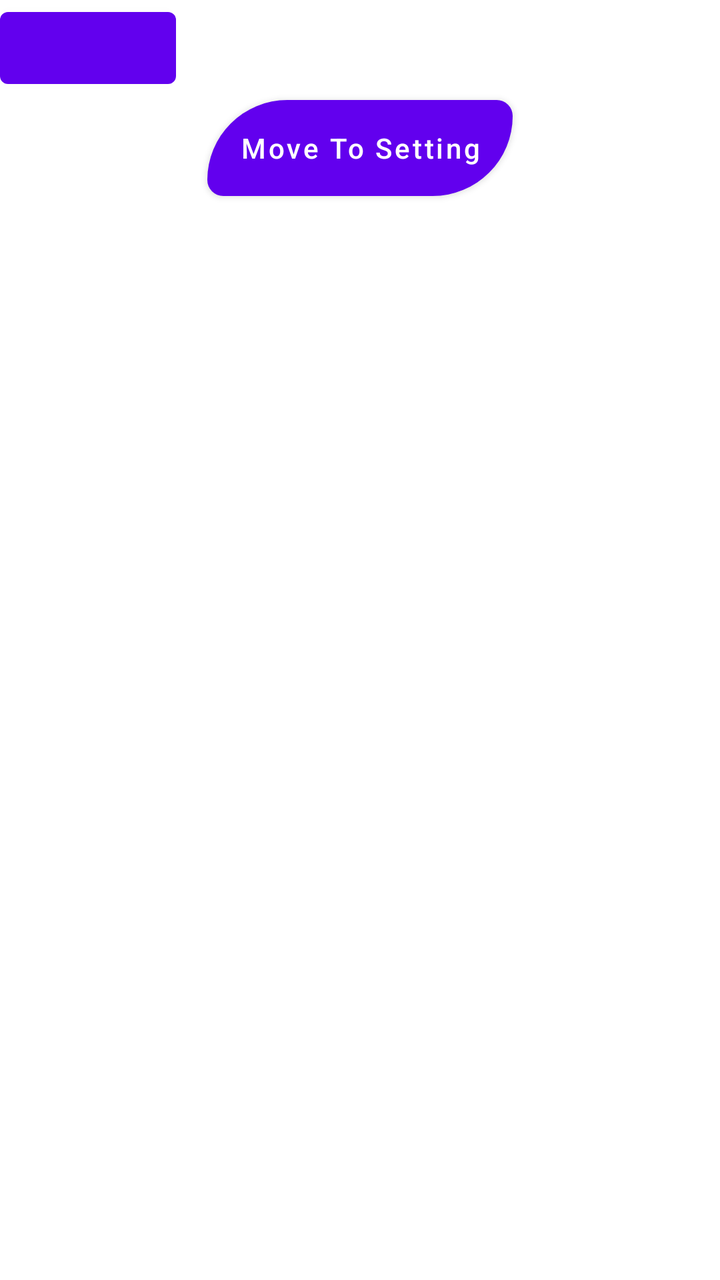
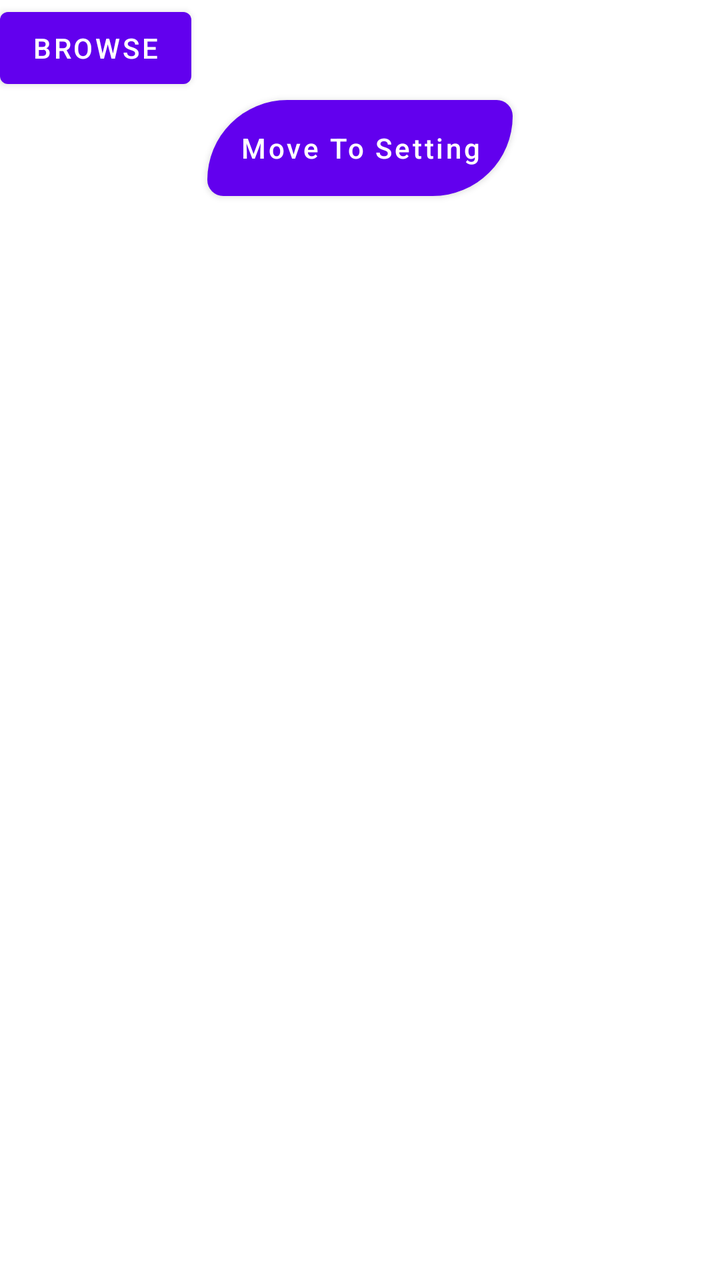

Compare the two renders of this Android layout. The source of the first and the diff that turns it into the second are given below.
<!-- AndroidManifest.xml: application theme Theme.Intent -->
<!-- res/layout/activity_home.xml -->
<?xml version="1.0" encoding="utf-8"?>
<androidx.constraintlayout.widget.ConstraintLayout xmlns:android="http://schemas.android.com/apk/res/android"
    xmlns:app="http://schemas.android.com/apk/res-auto"
    xmlns:tools="http://schemas.android.com/tools"
    android:layout_width="match_parent"
    android:layout_height="match_parent"
    tools:context=".activity.HomeActivity">

    <Button
        android:id="@+id/homeBtn"
        android:layout_width="wrap_content"
        android:layout_height="wrap_content"
        android:text="@string/home_Btn_text"
        android:background="@drawable/rounded_corners"
        android:textAllCaps="false"
        android:backgroundTint="@null"
        android:layout_marginTop="50dp"
        app:layout_constraintEnd_toEndOf="parent"
        app:layout_constraintStart_toStartOf="parent"
        app:layout_constraintTop_toTopOf="parent" />

    <Button
        android:id="@+id/browserBtn"
        android:layout_width="wrap_content"
        android:layout_height="wrap_content"/>

</androidx.constraintlayout.widget.ConstraintLayout>
<!-- resources referenced by this layout -->
<resources>
  <!-- drawable rounded_corners (drawable) -->
  <?xml version="1.0" encoding="utf-8"?>
  <shape xmlns:android="http://schemas.android.com/apk/res/android"
      android:shape="rectangle">
      <solid android:color="#0369a1"/>
      <corners
          android:topLeftRadius="@dimen/maximum_corner_radius"
          android:topRightRadius="@dimen/minimum_corner_radius"
          android:bottomRightRadius="@dimen/maximum_corner_radius"
          android:bottomLeftRadius="@dimen/minimum_corner_radius"/>
      <stroke android:width="@dimen/zero"/>
      <padding
          android:left="@dimen/default_padding"
          android:top="@dimen/default_padding"
          android:right="@dimen/default_padding"
          android:bottom="@dimen/default_padding"/>
  </shape>
  <string name="home_Btn_text">Move To Setting</string>
  <style name="Theme.Intent" parent="Theme.MaterialComponents.DayNight.DarkActionBar">
          
          <item name="colorPrimary">@color/purple_500</item>
          <item name="colorPrimaryVariant">@color/purple_700</item>
          <item name="colorOnPrimary">@color/white</item>
          
          <item name="colorSecondary">@color/teal_200</item>
          <item name="colorSecondaryVariant">@color/teal_700</item>
          <item name="colorOnSecondary">@color/black</item>
          
          <item name="android:statusBarColor">?attr/colorPrimaryVariant</item>
          
      </style>
  <dimen name="maximum_corner_radius">50dp</dimen>
  <dimen name="minimum_corner_radius">10dp</dimen>
  <dimen name="zero">0dp</dimen>
  <dimen name="default_padding">5dp</dimen>
  <color name="purple_500">#FF6200EE</color>
  <color name="purple_700">#FF3700B3</color>
  <color name="white">#FFFFFFFF</color>
  <color name="teal_200">#FF03DAC5</color>
  <color name="teal_700">#FF018786</color>
  <color name="black">#FF000000</color>
</resources>

<!-- the commit's change to res/layout/activity_home.xml (unified diff, before → after) -->
@@ -22,6 +22,7 @@
     <Button
         android:id="@+id/browserBtn"
         android:layout_width="wrap_content"
-        android:layout_height="wrap_content"/>
+        android:layout_height="wrap_content"
+        android:text="@string/browse_btn_txt"/>
 
 </androidx.constraintlayout.widget.ConstraintLayout>
<!-- resource entries referenced after the edit -->
@@ -17,6 +17,7 @@
           android:right="@dimen/default_padding"
           android:bottom="@dimen/default_padding"/>
   </shape>
+  <string name="browse_btn_txt">BROWSE</string>
   <string name="home_Btn_text">Move To Setting</string>
   <style name="Theme.Intent" parent="Theme.MaterialComponents.DayNight.DarkActionBar">
           
